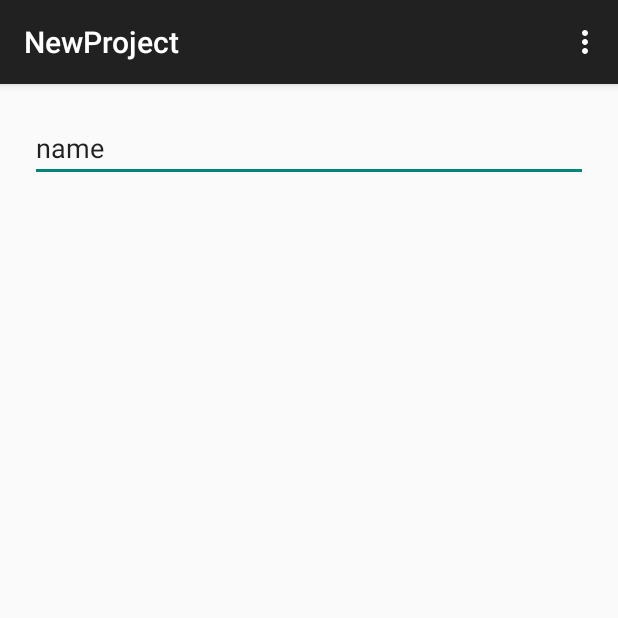
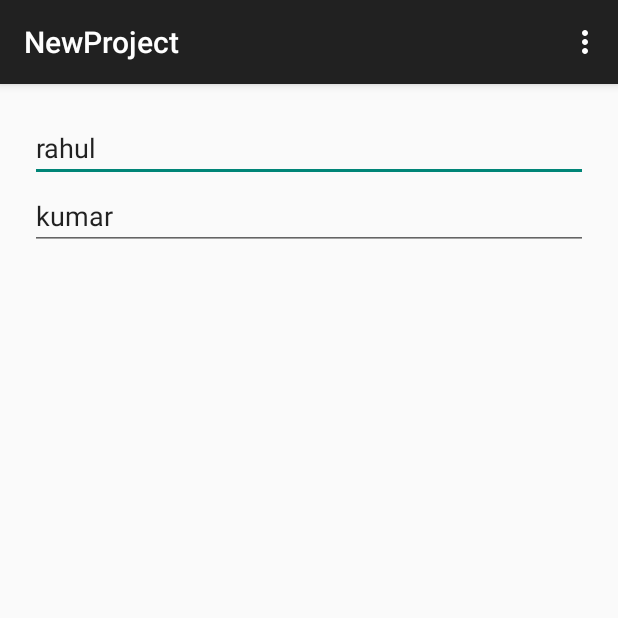
Before and after one commit to rahul120391/testcode, an Android app: the screen it shows after launch (MainActivity), on a phone screen of 412 x 824 dp, the top half of it. Run offline under Robolectric (Android 15) with nearby library versions, the phone set to English and light mode, and no system bars.

```diff
--- a/app/src/main/res/layout/activity_main.xml
+++ b/app/src/main/res/layout/activity_main.xml
@@ -1,16 +1,22 @@
-<RelativeLayout xmlns:android="http://schemas.android.com/apk/res/android"
+<LinearLayout xmlns:android="http://schemas.android.com/apk/res/android"
     xmlns:tools="http://schemas.android.com/tools"
     android:layout_width="match_parent"
     android:layout_height="match_parent"
     tools:context=".MainActivity"
     android:padding="20dp"
+    android:orientation="vertical"
     >
 
    <EditText
        android:layout_width="match_parent"
        android:layout_height="wrap_content"
-       android:text="name"
+       android:text="rahul"
        />
+    <EditText
+        android:layout_width="match_parent"
+        android:layout_height="wrap_content"
+        android:text="kumar"
+        />
 
 
-</RelativeLayout>
+</LinearLayout>
```
